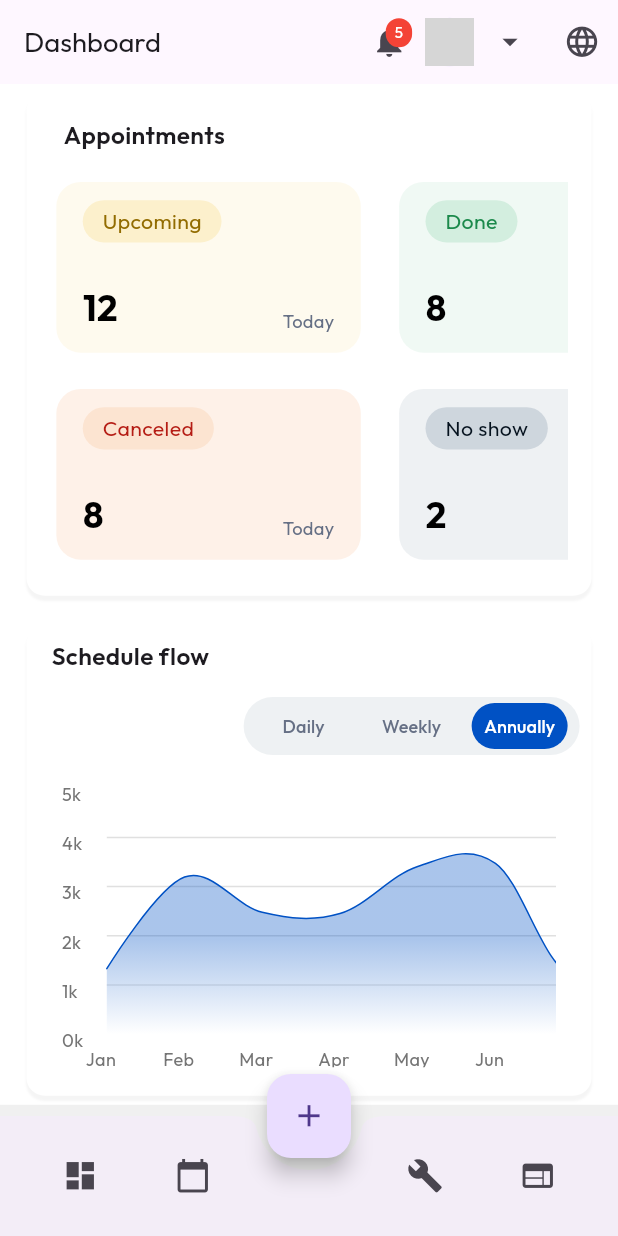
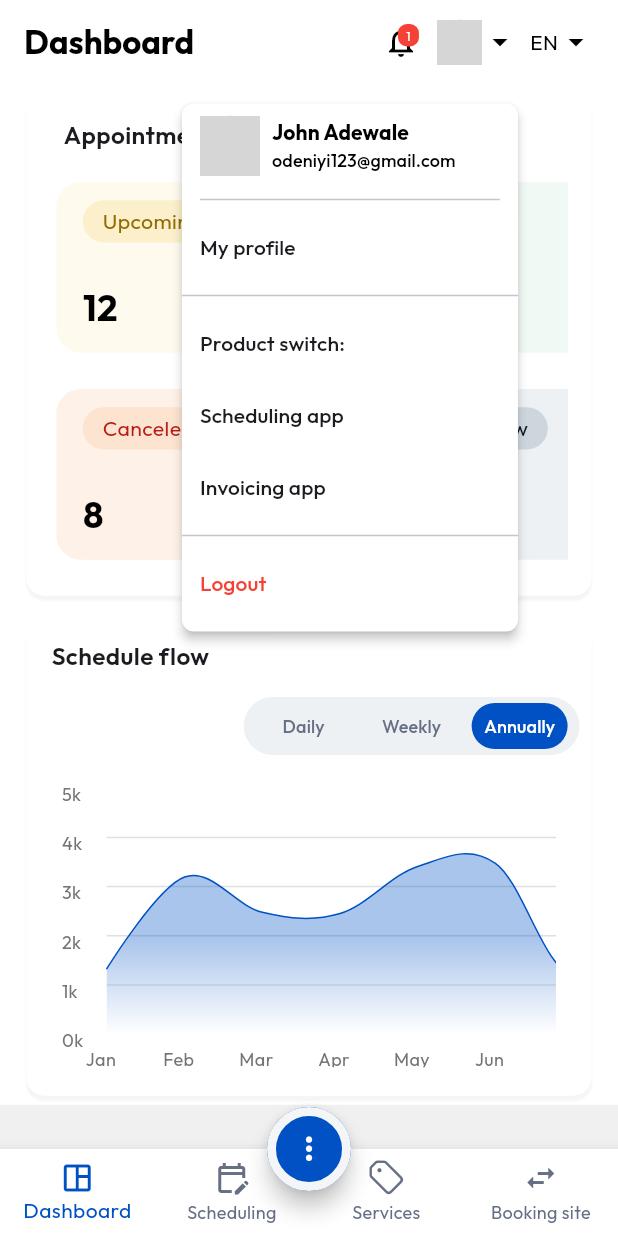
Before and after one commit to EMy-Max/reson-us, a Flutter app: the CombinedDashboardScreen screen opened directly, after a tap on the "arrow drop down" icon, on a phone screen of 412 x 824 dp. Run offline on Flutter 3.47's test engine with Material 3 defaults, Android fonts, the phone set to English and light mode, and no system bars; drawn by our look-alikes of fl_chart; our stand-ins replace country_code_picker, flutter_screenutil; network calls fail; grey boxes are pictures that could not be loaded.

Commit message:
dashboard appbar and navbar updates

```diff
--- a/lib/components/dashb_appbar.dart
+++ b/lib/components/dashb_appbar.dart
@@ -1,6 +1,6 @@
 import 'package:reservon/utilities/exports.dart';
 
-class DashboardAppBar extends StatelessWidget {
+class DashboardAppBar extends StatelessWidget implements PreferredSizeWidget{
   const DashboardAppBar({super.key});
 
   @override
@@ -62,6 +62,7 @@ class LanguageDropdown extends StatelessWidget {
   @override
   Widget build(BuildContext context) {
     return PopupMenuButton<String>(
+      color: Colors.white,
       offset: Offset(0, 40),
       shape: RoundedRectangleBorder(borderRadius: BorderRadius.circular(8)),
       child: Row(
@@ -109,6 +110,7 @@ class UserDropdown extends StatelessWidget {
   @override
   Widget build(BuildContext context) {
     return PopupMenuButton<String>(
+      color: Colors.white,
       offset: Offset(0, 56),
       shape: RoundedRectangleBorder(borderRadius: BorderRadius.circular(8)),
       child: Row(
@@ -138,11 +140,11 @@ class UserDropdown extends StatelessWidget {
                     children: [
                       Text(
                         name,
-                        style: TextStyle(fontWeight: FontWeight.bold),
+                        style: TextStyle(fontWeight: FontWeight.bold, color: Colors.black),
                       ),
                       Text(
                         email,
-                        style: TextStyle(fontSize: 12, color: Colors.grey),
+                        style: TextStyle(fontSize: 12, color: Colors.black),
                       ),
                     ],
                   ),
@@ -157,21 +159,20 @@ class UserDropdown extends StatelessWidget {
           value: 'profile',
           child: Text('My profile'),
         ),
+        PopupMenuDivider(),
         PopupMenuItem<String>(
           value: 'product_switch',
-          child: Column(
-            crossAxisAlignment: CrossAxisAlignment.start,
-            children: [
-              Divider(),
-              Text('Product switch:'),
-              SizedBox(height: 8),
-              Text('Scheduling app'),
-              SizedBox(height: 8,),
-              Text('Invoicing app'),
-              Divider(),
-            ],
-          ),
+          child: Text('Product switch:'),
         ),
+        PopupMenuItem<String>(
+          value: 'scheduling_app',
+          child: Text('Scheduling app'),
+        ),
+        PopupMenuItem<String>(
+          value: 'invoicing_app',
+          child: Text('Invoicing app'),
+        ),
+        PopupMenuDivider(),
         PopupMenuItem<String>(
           value: 'logout',
           child: Text(
--- a/lib/components/dashb_navbar.dart
+++ b/lib/components/dashb_navbar.dart
@@ -1,4 +1,6 @@
+import 'package:flutter/cupertino.dart';
 import 'package:reservon/utilities/exports.dart';
+
 
 class DashbNavbar extends StatefulWidget {
   const DashbNavbar({super.key});
@@ -8,32 +10,43 @@ class DashbNavbar extends StatefulWidget {
 }
 
 class _DashbNavbarState extends State<DashbNavbar> {
+  int selectedIndex = 0; // Track the currently selected index
+
+  void onItemSelected(int index) {
+    setState(() {
+      selectedIndex = index; // Update the selected index
+    });
+    // You can add navigation logic here if needed
+  }
+
   @override
   Widget build(BuildContext context) {
-    return NavigationBar(
-      destinations: [NavLabel(),NavLabel(),NavLabel(),NavLabel()],
-
-    );
-  }
-}
-
-
-class NavLabel extends StatefulWidget {
-  const NavLabel({super.key});
-
-  @override
-  State<NavLabel> createState() => _NavLabelState();
-}
-
-class _NavLabelState extends State<NavLabel> {
-  @override
-  Widget build(BuildContext context) {
-    return Column(
-      mainAxisAlignment: MainAxisAlignment.center,
-      crossAxisAlignment: CrossAxisAlignment.center,
-      children: [
-        Icon(Icons.space_dashboard_outlined),
-        Text('Dashboard')
+    return BottomNavigationBar(
+      backgroundColor: Colors.white,
+      type: BottomNavigationBarType.fixed,
+      currentIndex: selectedIndex,
+      onTap: onItemSelected,
+      selectedItemColor: primaryColor,
+      unselectedItemColor: grey3,
+      showSelectedLabels: true,
+      showUnselectedLabels: true,
+      items: [
+        BottomNavigationBarItem(
+          icon: Icon(Icons.space_dashboard_outlined),
+          label: 'Dashboard',
+        ),
+        BottomNavigationBarItem(
+          icon: Icon(Icons.edit_calendar_outlined),
+          label: 'Scheduling',
+        ),
+        BottomNavigationBarItem(
+          icon: Icon(CupertinoIcons.tag),
+          label: 'Services',
+        ),
+        BottomNavigationBarItem(
+          icon: Icon(Icons.swap_horiz),
+          label: 'Booking site',
+        ),
       ],
     );
   }
--- a/lib/main.dart
+++ b/lib/main.dart
@@ -25,7 +25,7 @@ class MyApp extends StatelessWidget {
               fontFamily: 'static',
           ),
           //home: const CombinedDashboardScreen(),
-          home: const ServiceSelection(),
+          home: CombinedDashboardScreen(),
         );
       },
     );
--- a/lib/screens/dashboard/dashboard.dart
+++ b/lib/screens/dashboard/dashboard.dart
@@ -2,6 +2,7 @@ import 'package:flutter/material.dart';
 import 'package:fl_chart/fl_chart.dart';
 import 'package:flutter_screenutil/flutter_screenutil.dart';
 import 'dart:math';
+import 'package:reservon/utilities/exports.dart';
 
 void main() => runApp(const MyApp());
 
@@ -42,56 +43,7 @@ class CombinedDashboardScreenState extends State<CombinedDashboardScreen> {
   @override
   Widget build(BuildContext context) {
     return Scaffold(
-      appBar: AppBar(
-        automaticallyImplyLeading: false,
-        title: Text('Dashboard', style: TextStyle(fontSize: 18.sp)),
-        actions: [
-          Stack(
-            alignment: Alignment.center,
-            children: [
-              IconButton(
-                icon: Icon(Icons.notifications, size: 24.sp),
-                onPressed: () {},
-              ),
-              Positioned(
-                right: 8.w,
-                top: 8.h,
-                child: Container(
-                  padding: EdgeInsets.all(2.w),
-                  decoration: BoxDecoration(
-                    color: Colors.red,
-                    borderRadius: BorderRadius.circular(10.r),
-                  ),
-                  constraints: BoxConstraints(
-                    minWidth: 16.w,
-                    minHeight: 16.h,
-                  ),
-                  child: Text(
-                    '5',
-                    style: TextStyle(
-                      color: Colors.white,
-                      fontSize: 10.sp,
-                    ),
-                    textAlign: TextAlign.center,
-                  ),
-                ),
-              ),
-            ],
-          ),
-          CircleAvatar(
-            radius: 16.r,
-            backgroundImage: const NetworkImage('https://example.com/avatar.jpg'),
-          ),
-          IconButton(
-            icon: Icon(Icons.arrow_drop_down, size: 24.sp),
-            onPressed: () {},
-          ),
-          IconButton(
-            icon: Icon(Icons.language, size: 24.sp),
-            onPressed: () {},
-          ),
-        ],
-      ),
+      appBar: DashboardAppBar(),
       body: Container(
         color: Colors.white,
         child: SingleChildScrollView(
@@ -268,9 +220,19 @@ class CombinedDashboardScreenState extends State<CombinedDashboardScreen> {
           ),
         ),
       ),
-      bottomNavigationBar: const CustomBottomNavBar(),
+      bottomNavigationBar: const DashbNavbar(),
       floatingActionButton: FloatingActionButton(
-        child: Icon(Icons.add, size: 24.sp),
+        // autofocus: true,
+        // // elevation: 5,
+        shape: RoundedRectangleBorder(
+          borderRadius: BorderRadius.circular(50), // Circular shape
+          side: BorderSide(
+            color: grey1, // Border color
+            width: 6, // Border width
+          ),
+        ),
+        backgroundColor: primaryColor,
+        child: Icon(Icons.more_vert_outlined, size: 24.sp, color: Colors.white,),
         onPressed: () {},
       ),
       floatingActionButtonLocation: FloatingActionButtonLocation.centerDocked,
@@ -544,7 +506,7 @@ class ScheduleLineChart extends StatelessWidget {
               ],
               lineTouchData: LineTouchData(
                 touchTooltipData: LineTouchTooltipData(
-                  tooltipBgColor: const Color(0xFF0B3558),
+                  // tooltipBgColor: const Color(0xFF0B3558),
                   tooltipMargin: 10, // Adjust this value for spacing from the touch point
                   getTooltipItems: (List<LineBarSpot> touchedBarSpots) {
                     return touchedBarSpots.map((barSpot) {
--- a/pubspec.yaml
+++ b/pubspec.yaml
@@ -30,7 +30,7 @@ environment:
 dependencies:
   flutter:
     sdk: flutter
-  fl_chart: ^0.55.0
+  fl_chart: ^0.69.0
 
 
   # The following adds the Cupertino Icons font to your application.
```
Also changed, not shown: pubspec.lock.
